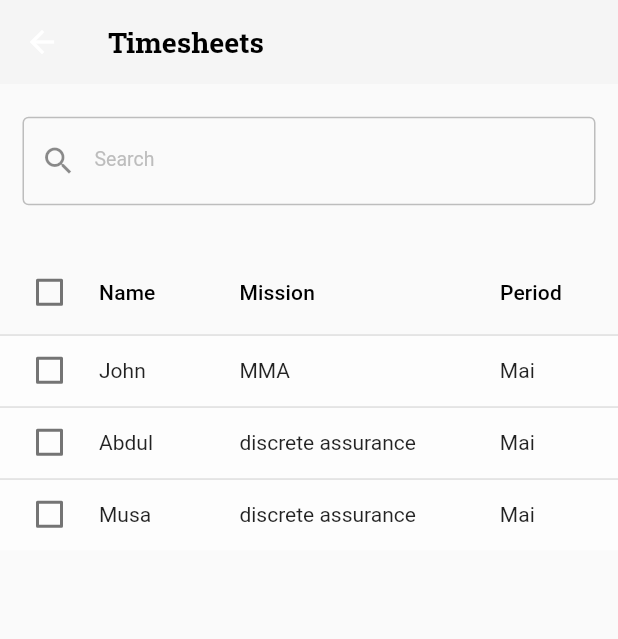
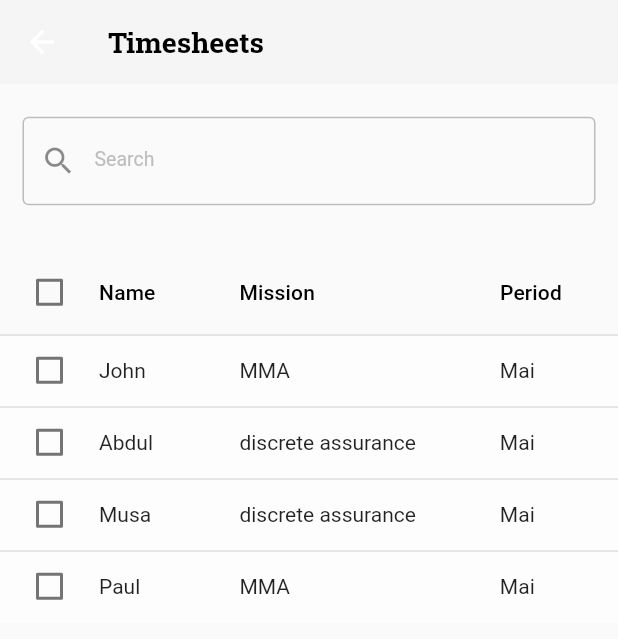
Before and after one commit to musjib999/smarcra, a Flutter app: the Timesheet screen opened directly, on a phone screen of 412 x 824 dp. Shown: the top 639 px of the screen. Run offline on Flutter 3.47's test engine with Material 2 defaults, Android fonts, the phone set to English and light mode, and no system bars; our stand-ins replace argon_buttons_flutter, ionicons, sizer.

Commit message:
timesheet table data

```diff
--- a/lib/data/dummy_data.dart
+++ b/lib/data/dummy_data.dart
@@ -4,4 +4,5 @@ List<TimesheetModel> timesheets = [
   TimesheetModel(name: 'John', mission: 'MMA', period: 'Mai', presence: 20, absence: 0),
   TimesheetModel(name: 'Abdul', mission: 'discrete assurance', period: 'Mai', presence: 15, absence: 0),
   TimesheetModel(name: 'Musa', mission: 'discrete assurance', period: 'Mai', presence: 25, absence: 0),
+  TimesheetModel(name: 'Paul', mission: 'MMA', period: 'Mai', presence: 12, absence: 3),
 ];
```
